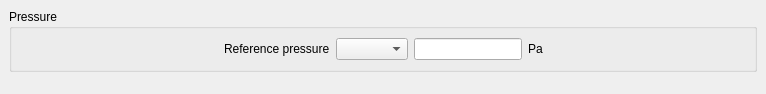
This is python/code_saturne/gui/case/BoundaryConditionsPressure.ui in code-saturne/code_saturne as Qt 5 draws it before an edit. The edited form follows.
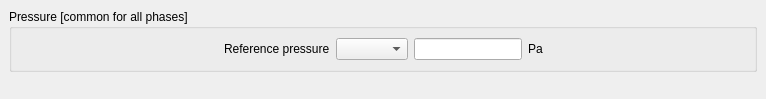
This is the edited form.

Commit message: [GUI] Minor modification in pressure condition page for NCFD

```diff
--- a/python/code_saturne/gui/case/BoundaryConditionsPressure.ui
+++ b/python/code_saturne/gui/case/BoundaryConditionsPressure.ui
@@ -7,7 +7,7 @@
     <x>0</x>
     <y>0</y>
     <width>766</width>
-    <height>94</height>
+    <height>99</height>
    </rect>
   </property>
   <property name="windowTitle">
@@ -23,7 +23,7 @@
    <item>
     <widget class="QGroupBox" name="groupBox">
      <property name="title">
-      <string>Pressure</string>
+      <string>Pressure [common for all phases]</string>
      </property>
      <layout class="QHBoxLayout">
       <property name="spacing">
```
Left out of the diff: 33 changed lines with no effect on the pictures.
